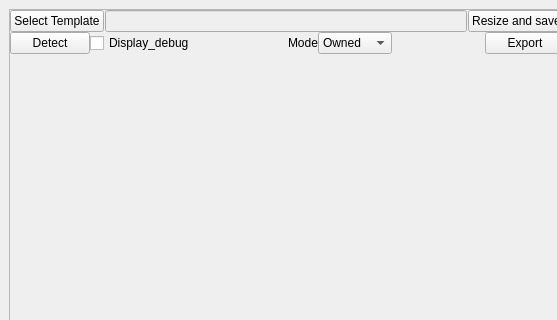
This is form.ui in AuroreBo/CollectionTemplateManager as Qt 5 draws it before an edit; both pictures show x 0 to 557 and y 0 to 320 of the 815 by 591 pixel window. The edited form follows.
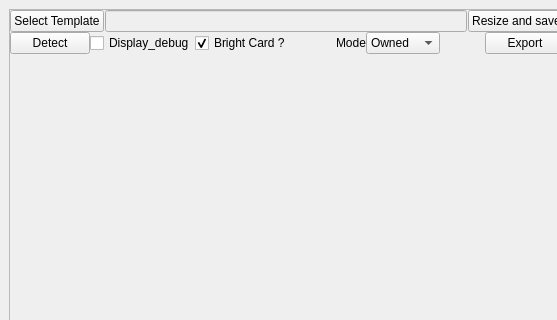
This is the edited form.

```diff
--- a/form.ui
+++ b/form.ui
@@ -96,6 +96,19 @@
            </property>
           </widget>
          </item>
+         <item>
+          <widget class="QCheckBox" name="cardtype_checkBox">
+           <property name="text">
+            <string>Bright Card ?</string>
+           </property>
+           <property name="checked">
+            <bool>true</bool>
+           </property>
+           <property name="tristate">
+            <bool>false</bool>
+           </property>
+          </widget>
+         </item>
          <item>
           <spacer name="horizontalSpacer_2">
            <property name="orientation">
```
